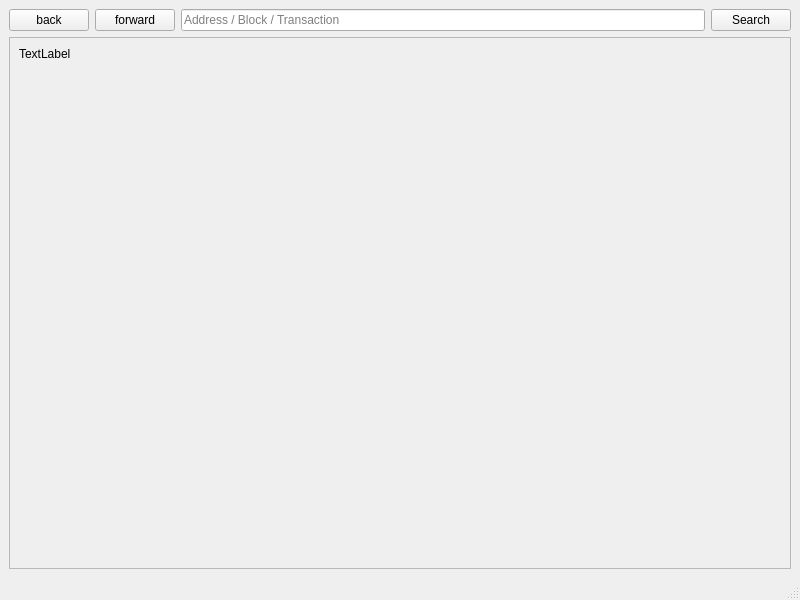
Old version of the form src/qt/forms/blockexplorer.ui in the repository RebelliousToken/REBL.
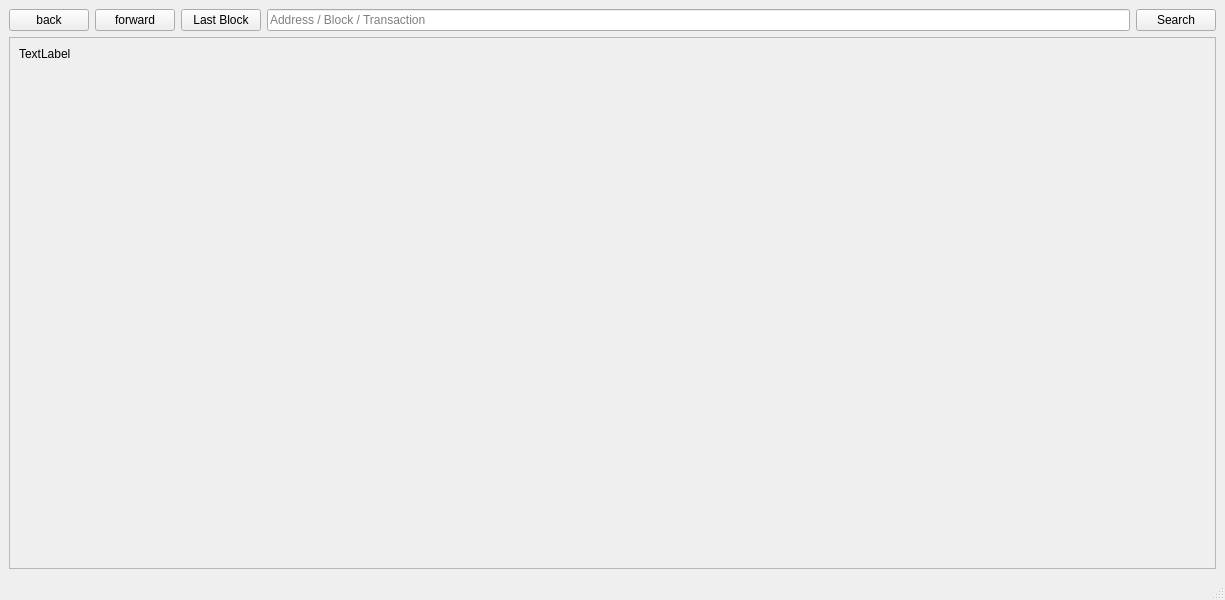
New version of the form. Icons and pictures are not drawn.

What changed in the file:
```diff
--- a/src/qt/forms/blockexplorer.ui
+++ b/src/qt/forms/blockexplorer.ui
@@ -6,7 +6,7 @@
    <rect>
     <x>0</x>
     <y>0</y>
-    <width>800</width>
+    <width>1225</width>
     <height>600</height>
    </rect>
   </property>
@@ -45,6 +45,13 @@
         </property>
        </widget>
       </item>
+      <item>
+       <widget class="QPushButton" name="lastBlock">
+        <property name="text">
+         <string>Last Block</string>
+        </property>
+       </widget>
+      </item>
       <item>
        <widget class="QLineEdit" name="searchBox">
         <property name="sizePolicy">
@@ -116,7 +123,7 @@
         <rect>
          <x>0</x>
          <y>0</y>
-         <width>780</width>
+         <width>1205</width>
          <height>503</height>
         </rect>
        </property>
```
Left out of the diff: 2 changed lines with no effect on the pictures.
